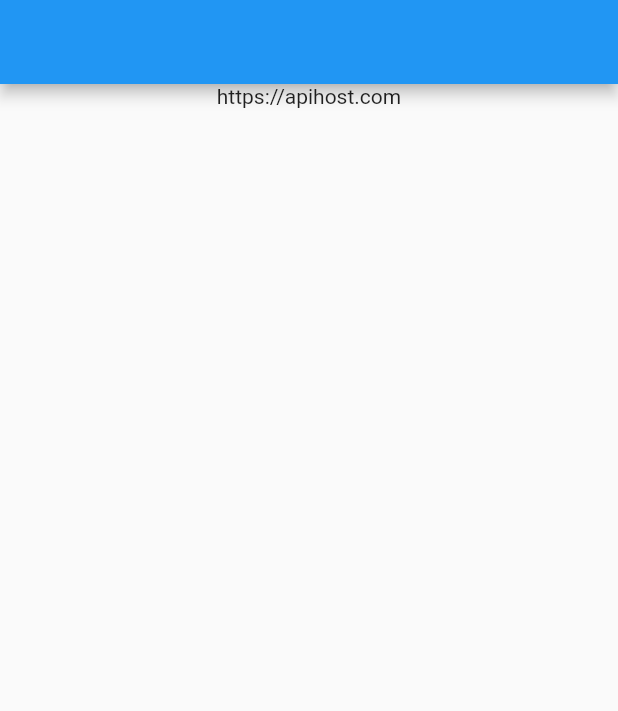
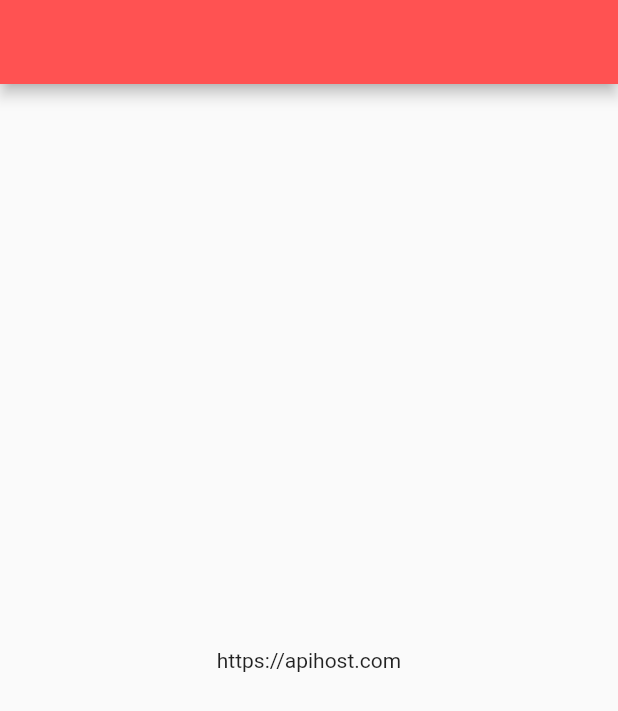
Before and after one commit to goandreus/flavors, a Flutter app: the screen it shows after launch, on a phone screen of 412 x 824 dp. Shown: the top 711 px of the screen. Run offline on Flutter 3.47's test engine with Material 2 defaults, Android fonts, the phone set to English and light mode, and no system bars.

Commit message:
instance apihost

```diff
--- /dev/null
+++ b/lib/api/account_api.dart
@@ -0,0 +1,5 @@
+import 'package:flavors/app_config.dart';
+
+class AccountAPI{
+  static getHost() => AppConfig.instance.apiHost;
+}
--- a/lib/pages/home_page.dart
+++ b/lib/pages/home_page.dart
@@ -8,11 +8,12 @@ class HomePage extends StatelessWidget {
   Widget build(BuildContext context) {
     return Scaffold(
       appBar: AppBar(
-        backgroundColor: Colors.blue,
+        backgroundColor: AppConfig.instance.primaryColor,
       ),
       body: Container(
         width: double.infinity,
         child: Column(
+          mainAxisAlignment: MainAxisAlignment.center,
           children: [
             Text(AppConfig.instance.apiHost)
           ],
```
